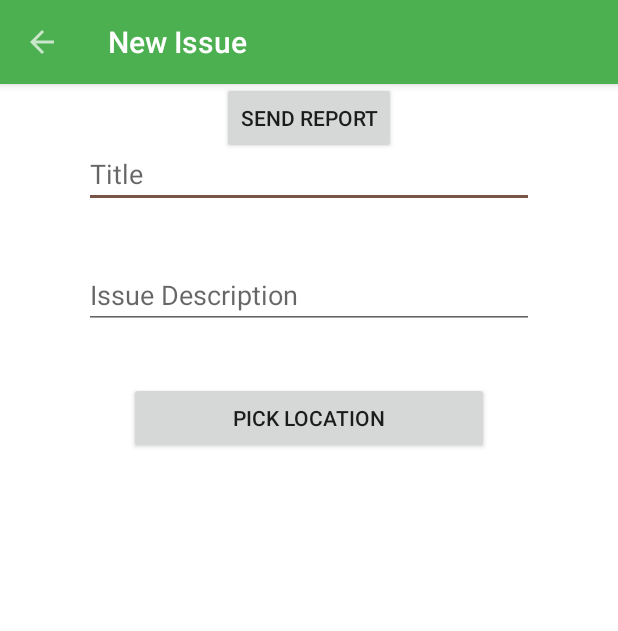
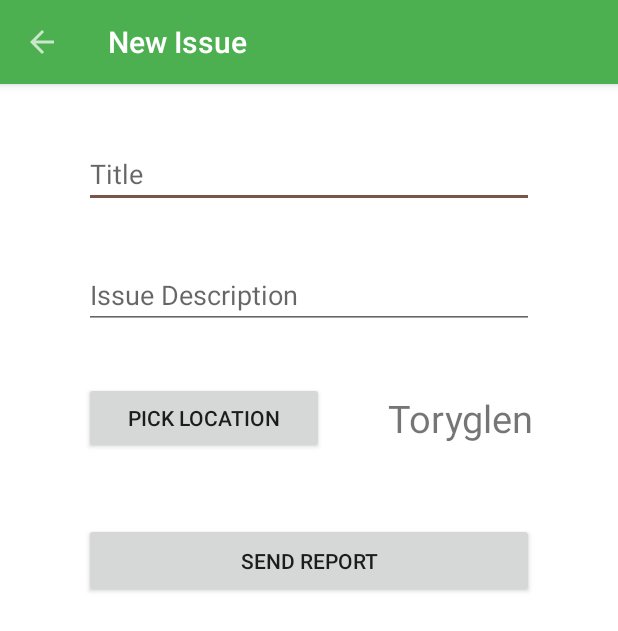
Before and after one commit to Glasgow2015/team-2, an Android app: the ReportIssueActivity screen opened directly, with no data from a screen before it, on a phone screen of 412 x 824 dp. Shown: the top 631 px of the screen. Run offline under Robolectric (Android 15) with nearby library versions, the phone set to English and light mode, and no system bars; our stand-ins replace Volley.

Commit message:
changed issue creation

```diff
--- a/mobileapp/app/src/main/res/layout/activity_report_issue.xml
+++ b/mobileapp/app/src/main/res/layout/activity_report_issue.xml
@@ -31,14 +31,14 @@
         android:hint="@string/issue_description"/>
 
     <Button
-        android:layout_width="240dp"
+        android:layout_width="160dp"
         android:layout_height="wrap_content"
         android:id="@+id/b_pick_location"
-        android:layout_below="@id/et_description"
-        android:layout_centerHorizontal="true"
         android:text="@string/pick_location"
         android:onClick="pickLocation"
-        android:layout_marginBottom="20dp" />
+        android:layout_below="@+id/et_description"
+        android:layout_alignLeft="@+id/et_description"
+        android:layout_alignStart="@+id/et_description" />
 
     <TextView
         android:layout_width="wrap_content"
@@ -46,17 +46,22 @@
         android:id="@+id/tv_chosen_location"
         android:text="@string/default_location_text"
         android:textSize="25sp"
-        android:layout_centerHorizontal="true"
-        android:layout_marginBottom="20dp" />
+        android:layout_alignTop="@+id/b_pick_location"
+        android:layout_alignRight="@+id/et_description"
+        android:layout_alignEnd="@+id/et_description"
+        android:layout_above="@+id/b_send_report"
+        android:gravity="center_vertical"/>
 
     <Button
-        android:layout_width="wrap_content"
-        android:layout_height="wrap_content"
+        android:layout_width="300dp"
+        android:layout_height="50dp"
         android:text="@string/send_report"
         android:id="@+id/b_send_report"
         android:onClick="sendReport"
-        android:layout_below="@+id/tv_chosen_location"
-        android:layout_centerHorizontal="true" />
+        android:layout_below="@+id/b_pick_location"
+        android:layout_alignLeft="@+id/b_pick_location"
+        android:layout_alignStart="@+id/b_pick_location"
+        android:layout_marginTop="46dp" />
 
 
 </RelativeLayout>
```
